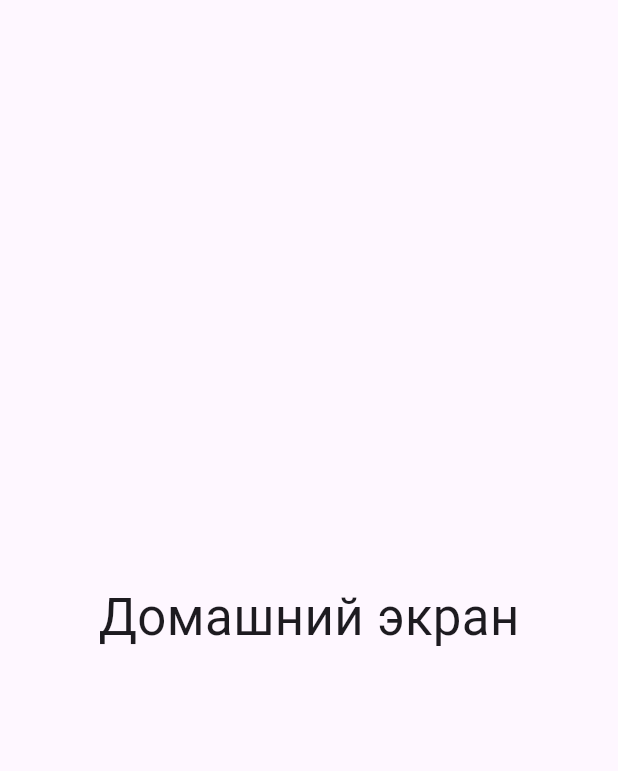
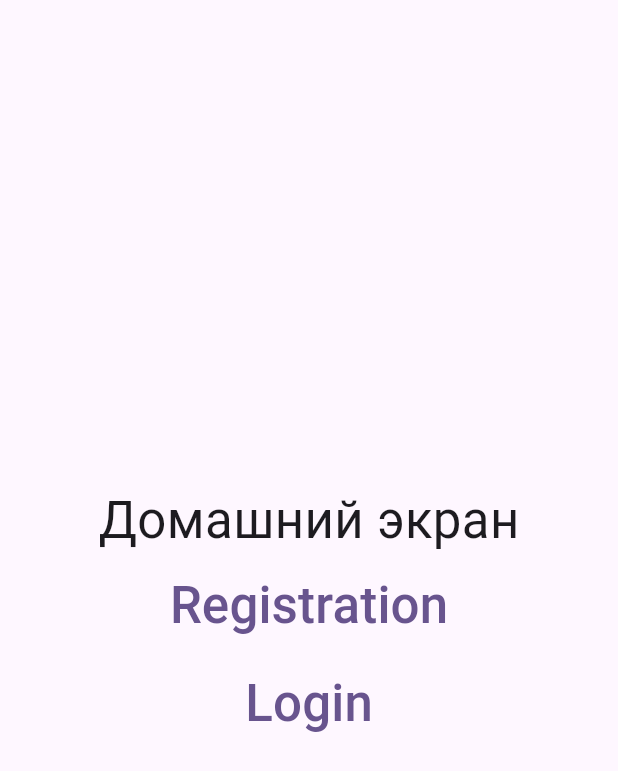
Before and after one commit to gznrf/quisometrics, a Flutter app: the screen it shows after launch, on a phone screen of 412 x 824 dp. Shown: the top 771 px of the screen. Run offline on Flutter 3.47's test engine with Material 3 defaults, Android fonts, the phone set to English and light mode, and no system bars.

```diff
--- a/mobile_app/lib/features/home/view/view.dart
+++ b/mobile_app/lib/features/home/view/view.dart
@@ -8,7 +8,25 @@ class HomePage extends StatelessWidget {
     return Scaffold(
       body: Container(
         alignment: Alignment.center,
-        child: Text('Домашний экран', style: TextStyle(fontSize: 34),),
+        child: Column(
+          mainAxisAlignment: MainAxisAlignment.center,
+          children: [
+            Text('Домашний экран', style: TextStyle(fontSize: 34),),
+            TextButton(
+                onPressed: (){
+                  Navigator.pushNamed(context, '/registration');
+                },
+                child: Text('Registration', style: TextStyle(fontSize: 34),)
+            ),
+            TextButton(
+                onPressed: (){
+                  Navigator.pushNamed(context, '/login');
+                },
+                child: Text('Login', style: TextStyle(fontSize: 34),)
+            ),
+
+          ],
+        ),
       ),
     );
   }
--- /dev/null
+++ b/mobile_app/lib/features/registration/widgets/widgets.dart
@@ -0,0 +1,2 @@
+export 'background.dart';
+export 'main_frame.dart';
--- a/mobile_app/lib/routes/routs.dart
+++ b/mobile_app/lib/routes/routs.dart
@@ -1,8 +1,10 @@
 import 'package:mobile_app/features/home/view/view.dart';
+import 'package:mobile_app/features/registration/view/registration_screen.dart';
 import '../features/loading/view/view.dart';
 
 final routes = {
   '/': (context) => const LoadingScreen(),
+  '/registration': (context) => const RegistrationScreen(),
   '/home': (context) => const HomePage(),
 
 };
--- a/mobile_app/pubspec.yaml
+++ b/mobile_app/pubspec.yaml
@@ -21,6 +21,10 @@ dev_dependencies:
 
 flutter:
   uses-material-design: true
+  assets:
+    - assets/images/
+    - assets/icons/
+    - assets/fonts/
 
 
   # To add assets to your application, add an assets section, like this:
```
Also changed, not shown: mobile_app/lib/features/registration/view/registration_screen.dart (added, +26 -0 lines), mobile_app/lib/features/registration/widgets/background.dart (added, +29 -0 lines), mobile_app/lib/features/registration/widgets/main_frame.dart (added, +27 -0 lines), mobile_app/assets/images/register_background.png (added), mobile_app/lib/features/registration/view/view.dart (added), mobile_app/lib/features/registration/widgets/avatar_input.dart (added), mobile_app/lib/features/registration/widgets/email_input.dart (added), mobile_app/lib/features/registration/widgets/name_input.dart (added), mobile_app/lib/features/registration/widgets/password_confirmation_input.dart (added), mobile_app/lib/features/registration/widgets/password_input.dart (added), mobile_app/lib/features/registration/widgets/remove_photo_button.dart (added), mobile_app/lib/features/registration/widgets/to_login_link.dart (added), mobile_app/lib/features/registration/widgets/upload_photo_button.dart (added), 3 other files.
